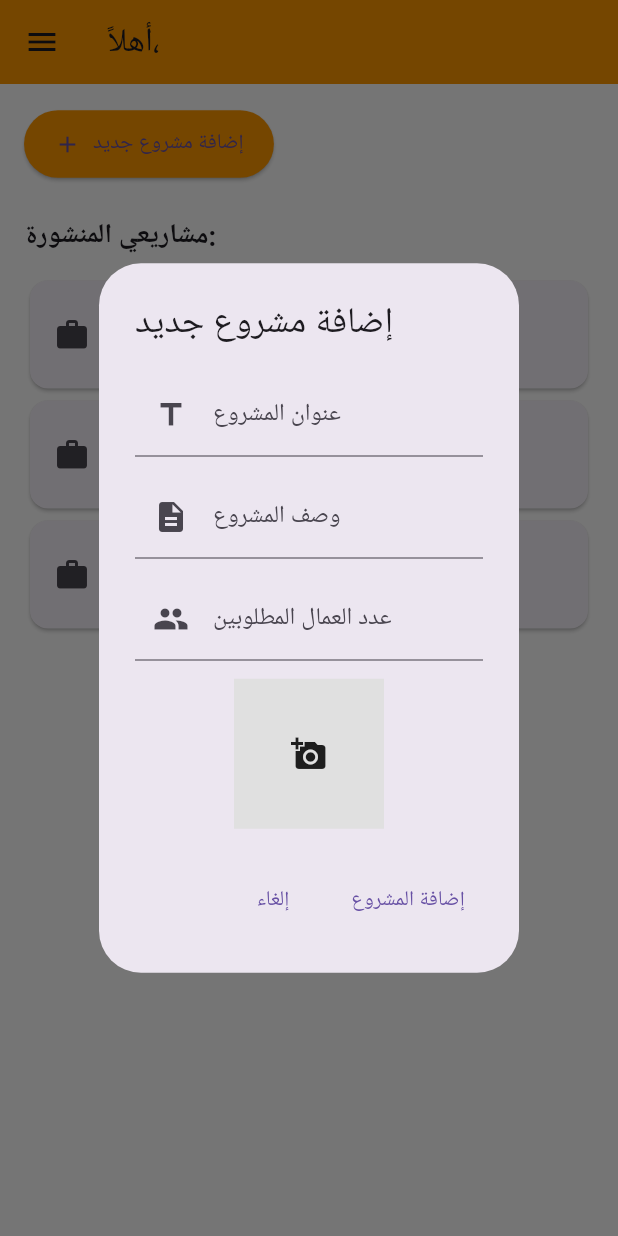
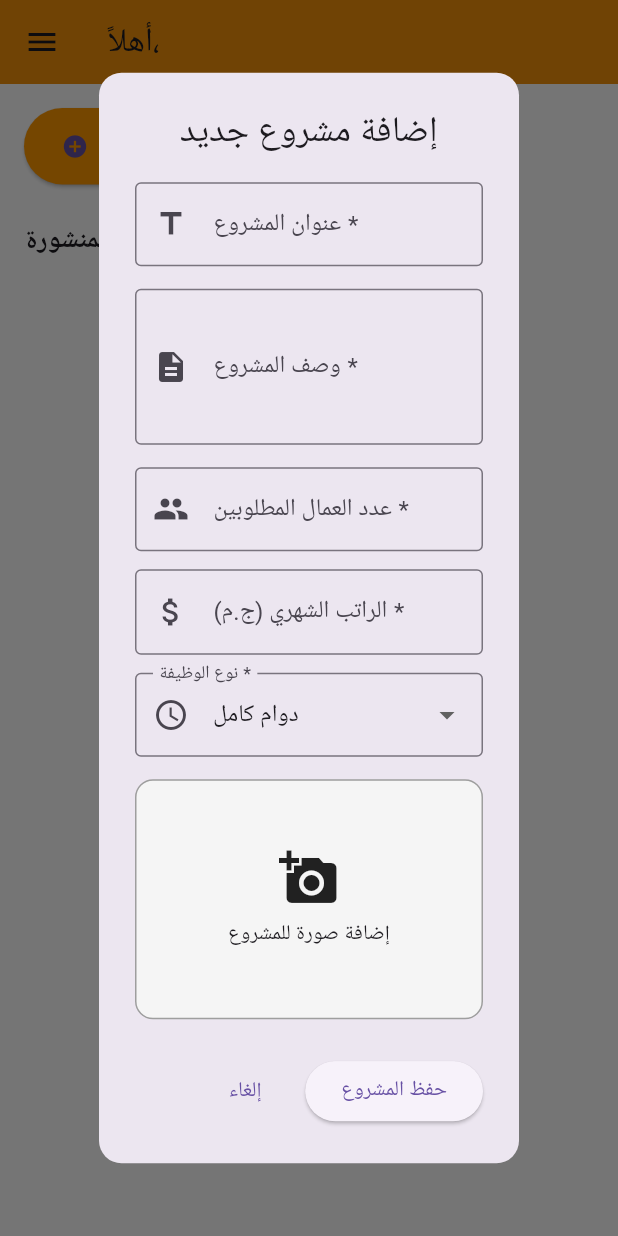
Before and after one commit to 1102abdo/Shaghalny, a Flutter app: the CreateProject screen opened directly with empty values, after a tap on "إضافة مشروع جديد", on a phone screen of 412 x 824 dp. Run offline on Flutter 3.47's test engine with Material 3 defaults, Android fonts, the phone set to English and light mode, and no system bars; our stand-ins replace file_picker, image_picker, shared_preferences; accounts and stored records are empty.

Commit message:
add salary and job tybe fields
add salary and job tybe fields with validation and fixing image upload

```diff
--- /dev/null
+++ b/devtools_options.yaml
@@ -0,0 +1,4 @@
+description: This file stores settings for Dart & Flutter DevTools.
+documentation: https://docs.flutter.dev/tools/devtools/extensions#configure-extension-enablement-states
+extensions:
+  - provider: true
--- a/lib/Employers/create_project.dart
+++ b/lib/Employers/create_project.dart
@@ -1,10 +1,12 @@
 import 'package:flutter/material.dart';
-import 'employer_profile.dart'; // الملف الشخصي لصاحب العمل
-import 'setting_pages.dart';  // صفحة الإعدادات
+import 'package:image_picker/image_picker.dart';
+import 'package:shared_preferences/shared_preferences.dart';
+import 'dart:convert';
+import 'dart:io';
+import 'employer_profile.dart';
 
 class CreateProject extends StatefulWidget {
   final String userName;
-
   const CreateProject({required this.userName, super.key});
 
   @override
@@ -12,215 +14,413 @@ class CreateProject extends StatefulWidget {
 }
 
 class CreateProjectState extends State<CreateProject> {
-  final TextEditingController titleController = TextEditingController();
-  final TextEditingController descriptionController = TextEditingController();
-  final TextEditingController workersCountController = TextEditingController();
+  // Controllers and Form Key
+  final TextEditingController _titleController = TextEditingController();
+  final TextEditingController _descriptionController = TextEditingController();
+  final TextEditingController _workersController = TextEditingController();
+  final GlobalKey<FormState> _formKey = GlobalKey<FormState>();
 
-  final formKey = GlobalKey<FormState>();
-  bool _hasImage = false;  // لمعرفة إذا تم إضافة صورة أم لا
-  String? _imagePath;  // مسار الصورة إذا تم اختيار صورة
+  // Image Handling
+  XFile? _selectedImage;
 
-  List<Map<String, String>> postedProjects = [
-    {'title': 'مشروع تصميم تطبيق', 'status': 'جاري التنفيذ'},
-    {'title': 'مطلوب نجار', 'status': 'في انتظار الموافقة'},
-    {'title': 'تركيب كاميرات مراقبة', 'status': 'منتهي'},
-  ];
+  // Project Data
+  List<Map<String, dynamic>> _projects = [];
+  String _jobType = 'دوام كامل'; // Default job type
+
+  final TextEditingController salaryController = TextEditingController();
+
+  @override
+  void initState() {
+    super.initState();
+    _loadProjects();
+  }
+
+  // Load saved projects
+  Future<void> _loadProjects() async {
+    final prefs = await SharedPreferences.getInstance();
+    final data = prefs.getString('projects');
+    if (data != null) {
+      setState(() {
+        _projects = List<Map<String, dynamic>>.from(jsonDecode(data));
+      });
+    }
+  }
+
+  // Save projects
+  Future<void> _saveProjects() async {
+    final prefs = await SharedPreferences.getInstance();
+    await prefs.setString('projects', jsonEncode(_projects));
+  }
+
+  // Image Picker
+
+  // Submit Form
+  void _submitProject() {
+    if (_formKey.currentState!.validate()) {
+      setState(() {
+        _projects.add({
+          'title': _titleController.text,
+          'description': _descriptionController.text,
+          'workers': int.parse(_workersController.text),
+          'status': 'في انتظار الموافقة',
+          'image': _selectedImage?.path,
+          'date': DateTime.now().toString(),
+        });
+      });
+
+      _saveProjects();
+      Navigator.pop(context);
+      _clearForm();
+    }
+  }
+
+  // Clear form fields
+  void _clearForm() {
+    _titleController.clear();
+    _descriptionController.clear();
+    _workersController.clear();
+    setState(() => _selectedImage = null);
+  }
 
   @override
   Widget build(BuildContext context) {
     return Scaffold(
-      appBar: AppBar(
+      appBar: _buildAppBar(),
+      drawer: _buildDrawer(),
+      body: _buildBody(),
+    );
+  }
+
+  // App Bar
+  AppBar _buildAppBar() {
+    return AppBar(
       title: Text('أهلاً، ${widget.userName}'),
       backgroundColor: Colors.orange,
+      elevation: 2,
+    );
+  }
+
+  // Drawer Header
+  Widget _buildDrawerHeader() {
+    return UserAccountsDrawerHeader(
+      accountName: Text(widget.userName),
+      accountEmail: const Text('employer@email.com'),
+      currentAccountPicture: const CircleAvatar(
+        backgroundColor: Colors.white,
+        child: Icon(Icons.person, size: 40, color: Colors.orange),
       ),
-      drawer: Drawer(
+      decoration: const BoxDecoration(color: Colors.orange),
+    );
+  }
+
+  // Drawer Item Builder
+  Widget _buildDrawerItem({
+    required IconData icon,
+    required String text,
+    required VoidCallback onTap,
+  }) {
+    return ListTile(
+      leading: Icon(icon, color: Colors.orange),
+      title: Text(text),
+      onTap: onTap,
+    );
+  }
+
+  // Navigation Drawer
+  Widget _buildDrawer() {
+    return Drawer(
       child: ListView(
         padding: EdgeInsets.zero,
         children: [
-            DrawerHeader(
-              decoration: BoxDecoration(color: Colors.orange),
-              child: Column(
-                crossAxisAlignment: CrossAxisAlignment.start,
-                children: [
-                  Icon(Icons.business, size: 48, color: Colors.white),
-                  SizedBox(height: 8),
-                  Text(
-                    widget.userName,
-                    style: TextStyle(fontSize: 20, color: Colors.white),
-                  ),
-                  Text('صاحب عمل', style: TextStyle(fontSize: 14, color: Colors.white70)),
-                ],
-              ),
-            ),
-            ListTile(
-              leading: Icon(Icons.person),
-              title: Text('الملف الشخصي'),
-              onTap: () {
-                Navigator.pop(context);
-                Navigator.push(
+          _buildDrawerHeader(),
+          _buildDrawerItem(
+            icon: Icons.person,
+            text: 'الملف الشخصي',
+            onTap:
+                () => Navigator.push(
                   context,
                   MaterialPageRoute(
-                    builder: (context) => EmployerProfile(
+                    builder:
+                        (context) => EmployerProfile(
                           userName: widget.userName,
                           userEmail: 'employer@email.com',
                           companyName: 'اسم الشركة',
                         ),
                   ),
-                );
-              },
                 ),
-            ListTile(
-              leading: Icon(Icons.settings),
-              title: Text('الإعدادات'),
-              onTap: () {
-                Navigator.pop(context);
-                Navigator.push(
-                  context,
-                  MaterialPageRoute(builder: (context) => SettingPages()),
-                );
-              },
           ),
-            ListTile(
-              leading: Icon(Icons.logout),
-              title: Text('تسجيل الخروج'),
-              onTap: () {
-                Navigator.pop(context);
-                Navigator.pop(context); // يرجع لصفحة تسجيل الدخول
-              },
+          _buildDrawerItem(
+            icon: Icons.settings,
+            text: 'الإعدادات',
+            onTap: () => Navigator.pushNamed(context, '/settings'),
+          ),
+          _buildDrawerItem(
+            icon: Icons.logout,
+            text: 'تسجيل الخروج',
+            onTap: () => Navigator.popUntil(context, (route) => route.isFirst),
           ),
         ],
       ),
-      ),
-      body: Padding(
-        padding: EdgeInsets.all(16),
+    );
+  }
+
+  // Body Content
+  Widget _buildBody() {
+    return Padding(
+      padding: const EdgeInsets.all(16.0),
       child: Column(
         crossAxisAlignment: CrossAxisAlignment.start,
         children: [
-            ElevatedButton.icon(
-              onPressed: () {
-                // فتح نموذج إضافة مشروع جديد
+          _buildAddButton(),
+          const SizedBox(height: 24),
+          _buildProjectListHeader(),
+          const SizedBox(height: 12),
+          _buildProjectList(_projects),
+        ],
+      ),
+    );
+  }
+
+  // Add Project Button
+  Widget _buildAddButton() {
+    return ElevatedButton.icon(
+      icon: const Icon(Icons.add_circle),
+      label: const Text('إضافة مشروع جديد'),
+      style: ElevatedButton.styleFrom(
+        backgroundColor: Colors.orange,
+        padding: const EdgeInsets.symmetric(vertical: 15, horizontal: 25),
+      ),
+      onPressed: () => _showProjectDialog(),
+    );
+  }
+
+  // Project Dialog
+  void _showProjectDialog() {
     showDialog(
       context: context,
-                  builder: (context) {
-                    return AlertDialog(
-                      title: Text('إضافة مشروع جديد'),
+      builder:
+          (context) => AlertDialog(
+            shape: RoundedRectangleBorder(
+              borderRadius: BorderRadius.circular(15),
+            ),
+            title: const Center(child: Text('إضافة مشروع جديد')),
             content: SingleChildScrollView(
+              child: Form(
+                key: _formKey,
                 child: Column(
                   children: [
-                            // حقل اسم المشروع
-                            TextField(
-                              controller: titleController,
-                              decoration: InputDecoration(
-                                labelText: 'عنوان المشروع',
-                                prefixIcon: Icon(Icons.title),
+                    _buildTitleField(),
+                    const SizedBox(height: 15),
+                    _buildDescriptionField(),
+                    const SizedBox(height: 15),
+                    _buildWorkersField(),
+                    const SizedBox(height: 15),
+                    _buildImageUpload(),
+                  ],
                 ),
-                            ),
-                            SizedBox(height: 12),
-                            // حقل وصف المشروع
-                            TextField(
-                              controller: descriptionController,
-                              decoration: InputDecoration(
-                                labelText: 'وصف المشروع',
-                                prefixIcon: Icon(Icons.description),
-                              ),
-                            ),
-                            SizedBox(height: 12),
-                            // حقل عدد العمال المطلوبين
-                            TextField(
-                              controller: workersCountController,
-                              decoration: InputDecoration(
-                                labelText: 'عدد العمال المطلوبين',
-                                prefixIcon: Icon(Icons.people),
-                              ),
-                              keyboardType: TextInputType.number,
-                            ),
-                            SizedBox(height: 12),
-                            // إضافة صورة للمشروع
-                            GestureDetector(
-                              onTap: () {
-                                // هنا يمكن استخدام مكتبة لاختيار صورة من المعرض أو الكاميرا
-                                setState(() {
-                                  _hasImage = true;
-                                  _imagePath = 'path/to/selected/image'; // مثال فقط
-                                });
-                              },
-                              child: _hasImage
-                                  ? Image.asset(
-                                      _imagePath!,
-                                      width: 100,
-                                      height: 100,
-                                      fit: BoxFit.cover,
-                                    )
-                                  : Container(
-                                      color: Colors.grey[300],
-                                      width: 100,
-                                      height: 100,
-                                      child: Icon(Icons.add_a_photo),
-                                    ),
-                            ),
-                          ],
               ),
             ),
             actions: [
               TextButton(
-                          onPressed: () {
-                            Navigator.pop(context);
+                onPressed: () => Navigator.pop(context),
+                child: const Text('إلغاء'),
+              ),
+              ElevatedButton(
+                onPressed: _submitProject,
+                child: const Text('حفظ المشروع'),
+              ),
+            ],
+          ),
+    );
+  }
+
+  // Form Fields
+  Widget _buildTitleField() {
+    return TextFormField(
+      controller: _titleController,
+      decoration: const InputDecoration(
+        labelText: 'عنوان المشروع *',
+        prefixIcon: Icon(Icons.title),
+        border: OutlineInputBorder(),
+      ),
+      validator: (value) => value!.isEmpty ? 'يرجى إدخال العنوان' : null,
+    );
+  }
+
+  Widget _buildDescriptionField() {
+    return TextFormField(
+      controller: _descriptionController,
+      maxLines: 3,
+      decoration: const InputDecoration(
+        labelText: 'وصف المشروع *',
+        prefixIcon: Icon(Icons.description),
+        border: OutlineInputBorder(),
+      ),
+      validator: (value) => value!.isEmpty ? 'يرجى إدخال الوصف' : null,
+    );
+  }
+
+  Widget _buildWorkersField() {
+    return Column(
+      crossAxisAlignment: CrossAxisAlignment.start,
+      children: [
+        TextFormField(
+          controller: _workersController,
+          keyboardType: TextInputType.number,
+          decoration: const InputDecoration(
+            labelText: 'عدد العمال المطلوبين *',
+            prefixIcon: Icon(Icons.people),
+            border: OutlineInputBorder(),
+          ),
+          validator: (value) {
+            if (value == null || value.isEmpty) return 'يرجى إدخال العدد';
+            if (int.tryParse(value) == null) return 'يجب أن يكون رقمًا صحيحًا';
+            return null;
           },
-                          child: Text('إلغاء'),
         ),
-                        TextButton(
-                          onPressed: () {
-                            // إضافة المشروع
-                            setState(() {
-                              postedProjects.add({
-                                'title': titleController.text,
-                                'status': 'جاري التنفيذ',
-                              });
-                            });
-                            Navigator.pop(context);
-                            // إعادة تعيين الحقول
-                            titleController.clear();
-                            descriptionController.clear();
-                            workersCountController.clear();
+        const SizedBox(height: 12),
+        TextFormField(
+          controller: salaryController,
+          keyboardType: TextInputType.number,
+          decoration: const InputDecoration(
+            labelText: 'الراتب الشهري (ج.م) *',
+            prefixIcon: Icon(Icons.attach_money),
+            suffixText: 'ج.م',
+            border: OutlineInputBorder(),
+          ),
+          validator: (value) {
+            if (value == null || value.isEmpty) return 'يرجى إدخال الراتب';
+            if (double.tryParse(value) == null) return 'يجب أن يكون رقمًا';
+            return null;
           },
-                          child: Text('إضافة المشروع'),
+        ),
+        const SizedBox(height: 12),
+        DropdownButtonFormField<String>(
+          value: _jobType,
+          items: ['دوام كامل', 'دوام جزئي']
+              .map((type) => DropdownMenuItem(
+                    value: type,
+                    child: Text(type),
+                  ))
+              .toList(),
+          onChanged: (value) {
+            setState(() => _jobType = value!);
+          },
+          decoration: const InputDecoration(
+            labelText: 'نوع الوظيفة *',
+            prefixIcon: Icon(Icons.schedule),
+            border: OutlineInputBorder(),
+          ),
         ),
       ],
     );
+  }
+
+  Widget _buildImageUpload() {
+    return GestureDetector(
+      onTap: () async {
+        try {
+          final XFile? image = await ImagePicker().pickImage(source: ImageSource.gallery);
+          if (image != null) {
+            setState(() => _selectedImage = image);
+          } else {
+            ScaffoldMessenger.of(context).showSnackBar(
+              const SnackBar(content: Text('لم يتم اختيار صورة')),
+            );
+          }
+        } catch (e) {
+          ScaffoldMessenger.of(context).showSnackBar(
+            const SnackBar(content: Text('حدث خطأ أثناء تحميل الصورة')),
+          );
+        }
       },
-                );
-              },
-              icon: Icon(Icons.add),
-              label: Text('إضافة مشروع جديد'),
-              style: ElevatedButton.styleFrom(
-                backgroundColor: Colors.orange,
-                padding: EdgeInsets.symmetric(horizontal: 20, vertical: 12),
+      child: Container(
+        height: 160,
+        width: double.infinity,
+        decoration: BoxDecoration(
+          color: Colors.grey[100],
+          border: Border.all(color: Colors.grey),
+          borderRadius: BorderRadius.circular(12),
         ),
-            ),
-            SizedBox(height: 24),
-            Text(
-              'مشاريعي المنشورة:',
-              style: TextStyle(fontSize: 18, fontWeight: FontWeight.bold),
-            ),
-            SizedBox(height: 12),
-            Expanded(
-              child: ListView.builder(
-                itemCount: postedProjects.length,
-                itemBuilder: (context, index) {
-                  final project = postedProjects[index];
-                  return Card(
-                    child: ListTile(
-                      title: Text(project['title']!),
-                      subtitle: Text('الحالة: ${project['status']}'),
-                      leading: Icon(Icons.work),
-                    ),
-                  );
-                },
-              ),
-            ),
+        child: _selectedImage != null
+            ? ClipRRect(
+                borderRadius: BorderRadius.circular(12),
+                child: Image.file(File(_selectedImage!.path), fit: BoxFit.cover),
+              )
+            : Column(
+                mainAxisAlignment: MainAxisAlignment.center,
+                children: const [
+                  Icon(Icons.add_a_photo, size: 40),
+                  SizedBox(height: 8),
+                  Text('إضافة صورة للمشروع'),
                 ],
               ),
       ),
     );
   }
+
+  // Project List
+  Widget _buildProjectListHeader() {
+    return const Text(
+      'مشاريعي المنشورة:',
+      style: TextStyle(fontSize: 18, fontWeight: FontWeight.bold),
+    );
   }
+
+  Widget _buildProjectList(dynamic projects) {
+    return Expanded(
+      child: ListView.builder(
+        itemCount: projects.length,
+        itemBuilder: (context, index) => _buildProjectItem(projects[index]),
+      ),
+    );
+  }
+
+  Widget _buildProjectItem(Map<String, dynamic> project) {
+    return Card(
+      elevation: 2,
+      margin: const EdgeInsets.symmetric(vertical: 6),
+      child: ListTile(
+        leading: const Icon(Icons.work_outline, size: 30),
+        title: Text(project['title']),
+        subtitle: Column(
+          crossAxisAlignment: CrossAxisAlignment.start,
+          children: [
+            Text(project['description']),
+            const SizedBox(height: 5),
+            Row(
+              children: [
+                _buildStatusIndicator(project['status']),
+                const SizedBox(width: 8),
+                Text('الحالة: ${project['status']}'),
+              ],
+            ),
+          ],
+        ),
+        trailing: Text('${project['workers']} عامل'),
+      ),
+    );
+  }
+
+  Widget _buildStatusIndicator(String status) {
+    Color color;
+    switch (status) {
+      case 'جاري التنفيذ':
+        color = Colors.green;
+        break;
+      case 'في انتظار الموافقة':
+        color = Colors.orange;
+        break;
+      case 'منتهي':
+        color = Colors.grey;
+        break;
+      default:
+        color = Colors.blue;
+    }
+    return Container(
+      width: 12,
+      height: 12,
+        decoration: BoxDecoration(color: color, shape: BoxShape.circle),
+      );
+    }
+  }
--- a/pubspec.yaml
+++ b/pubspec.yaml
@@ -16,6 +16,8 @@ dependencies:
   provider: ^6.1.1
   flutter_svg: ^2.0.7
   file_picker: ^10.1.2
+  shared_preferences: ^2.5.3
+  image_picker: ^1.0.0
 
 dev_dependencies:
   flutter_test:
```
Also changed, not shown: pubspec.lock, 5 other files. Lines whose indentation alone changed are shown as unchanged.
